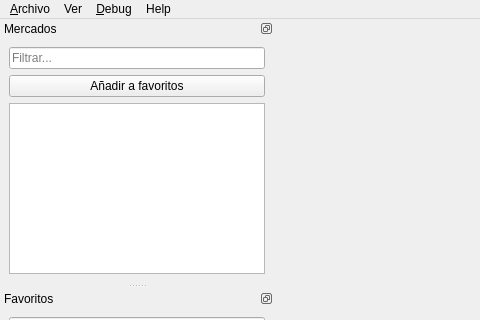
Old version of the form mainwindow.ui in the repository katmai1/qtradingview2; both pictures show x 0 to 480 and y 0 to 320 of the 800 by 600 pixel window.
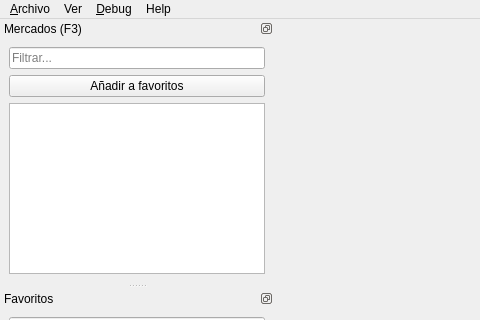
New version of the form. Icons and pictures are not drawn. Custom widgets are drawn as their Qt base class.

```diff
--- a/mainwindow.ui
+++ b/mainwindow.ui
@@ -92,6 +92,12 @@
    <property name="enabled">
     <bool>true</bool>
    </property>
+   <property name="minimumSize">
+    <size>
+     <width>100</width>
+     <height>164</height>
+    </size>
+   </property>
    <property name="features">
     <set>QDockWidget::DockWidgetFloatable|QDockWidget::DockWidgetMovable</set>
    </property>
@@ -99,7 +105,7 @@
     <set>Qt::LeftDockWidgetArea|Qt::RightDockWidgetArea</set>
    </property>
    <property name="windowTitle">
-    <string>Mercados</string>
+    <string>Mercados (F3)</string>
    </property>
    <attribute name="dockWidgetArea">
     <number>1</number>
```
Left out of the diff: 16 changed lines with no effect on the pictures.
